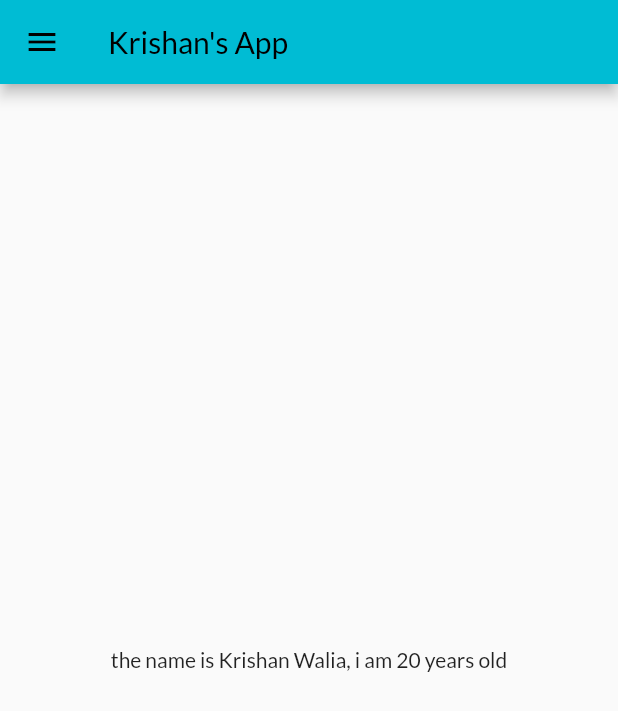
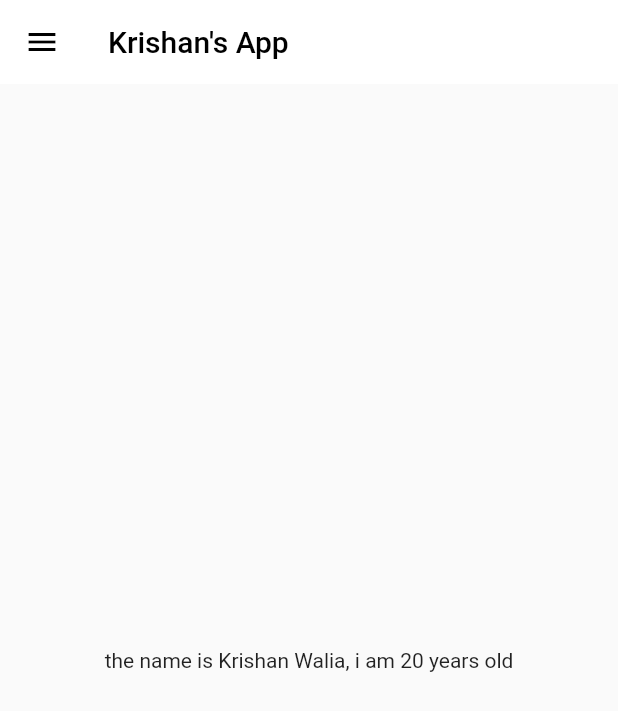
Before and after one commit to krishanwalia30/app_development, a Flutter app: the screen it shows after launch, on a phone screen of 412 x 824 dp. Shown: the top 711 px of the screen. Run offline on Flutter 3.47's test engine with Material 2 defaults, Android fonts, the phone set to English and light mode, and no system bars; our stand-ins replace google_fonts; key blocks and very long unbroken strings in the code were emptied for the run.

Commit message:
themes extracted

```diff
--- a/lib/main.dart
+++ b/lib/main.dart
@@ -3,6 +3,7 @@ import 'package:startup_namer/pages/home_page.dart';
 import 'package:startup_namer/pages/login_page.dart';
 import 'package:google_fonts/google_fonts.dart';
 import 'package:startup_namer/utils/routes.dart';
+import 'package:startup_namer/widgets/themes.dart';
 
 void main() {
   // WidgetApp , MaterialApp, CupertinoApp
@@ -12,24 +13,14 @@ void main() {
 class MyApp extends StatelessWidget {
   @override
   Widget build(BuildContext context) {
-
     return MaterialApp(
-
-      debugShowCheckedModeBanner: false,
-
-      theme: ThemeData(
-          primarySwatch: Colors.cyan,
-          fontFamily: GoogleFonts.lato().fontFamily),
-
-      initialRoute: MyRoutes.homeRoute,
-
-      routes: {
-        MyRoutes.loginRoute: (context) => LoginPage(),
-        MyRoutes.homeRoute: (context) => HomePage()
-      }
-
-    );
-
-
+        debugShowCheckedModeBanner: false,
+        theme: MyTheme.lightTheme(context),
+        darkTheme: MyTheme.darkTheme(context),
+        initialRoute: MyRoutes.homeRoute,
+        routes: {
+          MyRoutes.loginRoute: (context) => LoginPage(),
+          MyRoutes.homeRoute: (context) => HomePage()
+        });
   }
 }
--- a/lib/pages/home_page.dart
+++ b/lib/pages/home_page.dart
@@ -8,14 +8,15 @@ class HomePage extends StatelessWidget {
   @override
   Widget build(BuildContext context) {
     int age = 20;
-    double numsdf = 100.0342;
+
     String name = "Krishan Walia";
 
     return Scaffold(
       appBar: AppBar(
-        title: Text("Krishan's App"),
+        title: const Text(
+          "Krishan's App",
+        ),
       ),
-
       body: Center(
         child: Container(
           child: Text("the name is $name, i am $age years old"),
--- /dev/null
+++ b/lib/widgets/themes.dart
@@ -0,0 +1,19 @@
+import 'package:flutter/material.dart';
+import 'package:google_fonts/google_fonts.dart';
+
+class MyTheme {
+  static ThemeData lightTheme(BuildContext context) => ThemeData(
+        primarySwatch: Colors.cyan,
+        fontFamily: GoogleFonts.lato().fontFamily,
+        appBarTheme: AppBarTheme(
+          color: Colors.white,
+          elevation: 0.0,
+          iconTheme: IconThemeData(color: Colors.black),
+        ),
+        textTheme: Theme.of(context).textTheme,
+      );
+
+  static ThemeData darkTheme(BuildContext context) => ThemeData(
+        brightness: Brightness.dark,
+      );
+}
```
